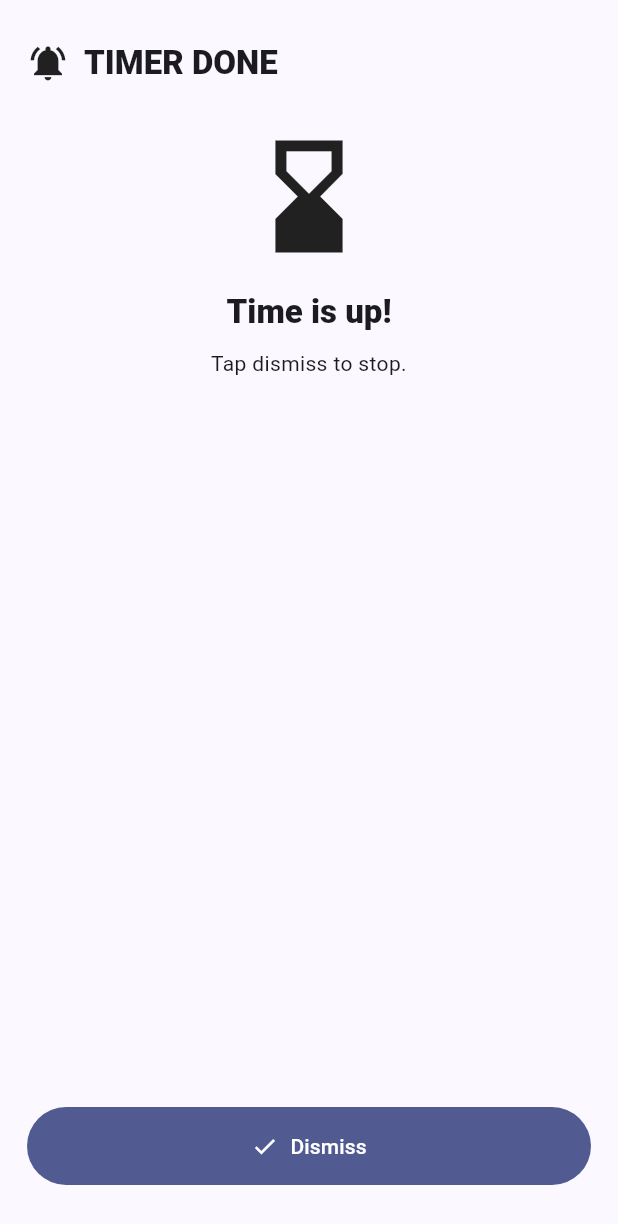
After one commit to thisscribe000/ALARM-NEW, a Flutter app: the TimerDoneScreen screen opened directly, on a phone screen of 412 x 824 dp. The commit adds this screen. Shown: the top 1224 px of the screen. Run offline on Flutter 3.47's test engine with Material 3 defaults, Android fonts, the light colour scheme and no system bars; our stand-ins replace shared_preferences; accounts and stored records are empty.

Commit message:
Checkpoint: Timer tab (presets + custom + countdown + done screen)

```diff
--- a/lib/app/app.dart
+++ b/lib/app/app.dart
@@ -4,7 +4,7 @@ import '../shared/theme/app_theme.dart';
 import '../features/alarms/presentation/alarms_tab.dart';
 import '../features/world_clock/world_clock_tab.dart';
 import '../features/stopwatch/presentation/stopwatch_tab.dart';
-import '../features/timer/timer_tab.dart';
+import '../features/timer/presentation/timer_tab.dart';
 
 class AlarmNewApp extends StatelessWidget {
   const AlarmNewApp({super.key});
--- /dev/null
+++ b/lib/features/timer/presentation/timer_done_screen.dart
@@ -0,0 +1,63 @@
+import 'package:flutter/material.dart';
+
+class TimerDoneScreen extends StatelessWidget {
+  final String label;
+
+  const TimerDoneScreen({super.key, required this.label});
+
+  @override
+  Widget build(BuildContext context) {
+    return Scaffold(
+      body: SafeArea(
+        child: Padding(
+          padding: const EdgeInsets.all(18),
+          child: Column(
+            children: [
+              const SizedBox(height: 10),
+              Row(
+                children: [
+                  const Icon(Icons.notifications_active, size: 28),
+                  const SizedBox(width: 10),
+                  Expanded(
+                    child: Text(
+                      'TIMER DONE',
+                      style: Theme.of(context).textTheme.titleLarge?.copyWith(
+                            fontWeight: FontWeight.w800,
+                          ),
+                    ),
+                  ),
+                ],
+              ),
+              const SizedBox(height: 30),
+              const Icon(Icons.hourglass_bottom, size: 90),
+              const SizedBox(height: 18),
+              Text(
+                label.isEmpty ? 'Time is up!' : label,
+                style: Theme.of(context).textTheme.titleLarge?.copyWith(
+                      fontWeight: FontWeight.w800,
+                    ),
+                textAlign: TextAlign.center,
+              ),
+              const SizedBox(height: 10),
+              const Text(
+                'Tap dismiss to stop.',
+                textAlign: TextAlign.center,
+              ),
+              const Spacer(),
+              FilledButton.icon(
+                onPressed: () => Navigator.of(context).pop(),
+                icon: const Icon(Icons.check),
+                label: const Text('Dismiss'),
+                style: FilledButton.styleFrom(
+                  padding: const EdgeInsets.symmetric(vertical: 16, horizontal: 18),
+                  minimumSize: const Size.fromHeight(52),
+                ),
+              ),
+              const SizedBox(height: 16),
+            ],
+          ),
+        ),
+      ),
+    );
+  }
+}
```
Also changed, not shown: lib/features/timer/presentation/timer_tab.dart (added, +378 -0 lines).
